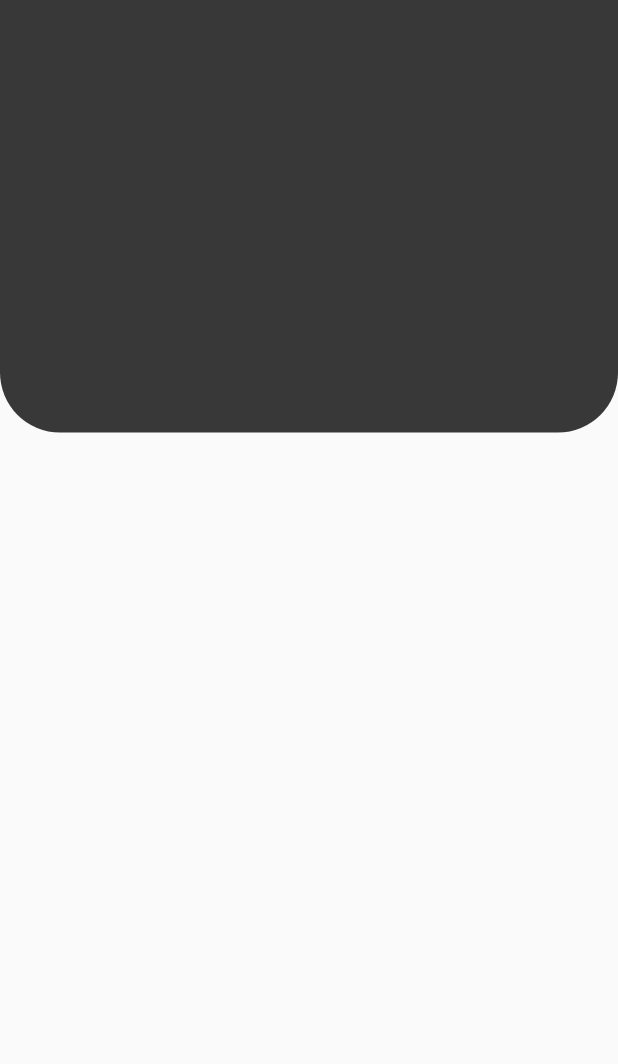
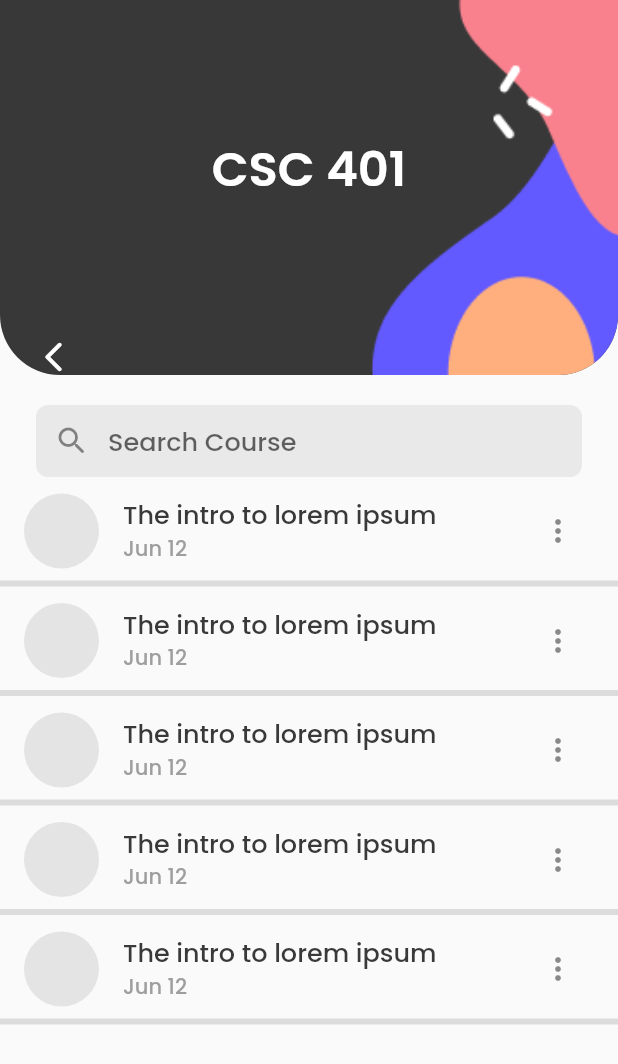
Before and after one commit to TamynatorSama/Smooth_Study, a Flutter app: the screen it shows after launch, on a phone screen of 412 x 824 dp. Shown: the top 1064 px of the screen. Run offline on Flutter 3.47's test engine with Material 2 defaults, Android fonts, the phone set to English and light mode, and no system bars; our stand-ins replace google_fonts.

Commit message:
feat: build course material listing page

```diff
--- a/lib/screens/course_material_listing.dart
+++ b/lib/screens/course_material_listing.dart
@@ -1,4 +1,5 @@
 import 'package:flutter/material.dart';
+import 'package:smooth_study/utils/theme.dart';
 
 class CourseMaterialListing extends StatelessWidget {
   const CourseMaterialListing({super.key});
@@ -9,14 +10,120 @@ class CourseMaterialListing extends StatelessWidget {
       body: Column(
         children: [
           Container(
+            padding: EdgeInsets.symmetric(
+                vertical: MediaQuery.of(context).padding.top, horizontal: 24),
             width: double.maxFinite,
-            height: MediaQuery.of(context).size.height * 0.35,
+            height: 250,
             decoration: const BoxDecoration(
-              color: Color(0xff383838),
-              borderRadius: BorderRadius.only(bottomLeft: Radius.circular(40),bottomRight: Radius.circular(40))
+                color: Color(0xff383838),
+                borderRadius: BorderRadius.only(
+                    bottomLeft: Radius.circular(40),
+                    bottomRight: Radius.circular(40)),
+                image: DecorationImage(
+                    alignment: Alignment.centerRight,
+                    image: AssetImage('assets/back.png'),
+                    fit: BoxFit.fitHeight)),
+            child: Column(
+              mainAxisAlignment: MainAxisAlignment.end,
+              children: [
+                Expanded(
+                  child: Column(
+                    mainAxisAlignment: MainAxisAlignment.center,
+                    children: [
+                      Align(
+                          alignment: AlignmentDirectional.bottomCenter,
+                          child: Text(
+                            "CSC 401",
+                            style: primaryTextStyle.copyWith(fontSize: 32,color: Colors.white,fontWeight: FontWeight.w600),
+                          )),
+                    ],
+                  ),
+                ),
+                Align(
+                  alignment: Alignment.bottomLeft,
+                  child: GestureDetector(
+                    onTap: (){
+                      print("object");
+                    },
+                    child: const Icon(
+                      Icons.arrow_back_ios_rounded,
+                      color: Colors.white,
+                    ),
+                  ),
+                )
+              ],
             ),
-            child: Column(),
-          )
+          ),
+          const SizedBox(height: 20),
+          Padding(
+            padding: const EdgeInsets.symmetric(horizontal: 24.0),
+            child: TextFormField(
+              decoration: InputDecoration(
+                prefixIcon: const Icon(Icons.search_rounded),
+                hintText: "Search Course",
+                filled: true,
+                fillColor: const Color.fromARGB(255, 233, 233, 233),
+                border: OutlineInputBorder(
+                  borderRadius: BorderRadius.circular(8),
+                  borderSide: const BorderSide(
+                    color: Colors.transparent,
+                  ),
+                ),
+                focusedBorder: OutlineInputBorder(
+                  borderRadius: BorderRadius.circular(8),
+                  borderSide: const BorderSide(
+                    color: Colors.transparent,
+                  ),
+                ),
+                focusedErrorBorder: OutlineInputBorder(
+                  borderRadius: BorderRadius.circular(8),
+                  borderSide: const BorderSide(
+                    color: Colors.transparent,
+                  ),
+                ),
+                errorBorder: OutlineInputBorder(
+                  borderRadius: BorderRadius.circular(8),
+                  borderSide: const BorderSide(
+                    color: Colors.transparent,
+                  ),
+                ),
+                enabledBorder: OutlineInputBorder(
+                  borderRadius: BorderRadius.circular(8),
+                  borderSide: const BorderSide(
+                    color: Colors.transparent,
+                  ),
+                ),
+                contentPadding: const EdgeInsets.symmetric(vertical: 10,horizontal: 16)
+
+              ),
+
+              style: primaryTextStyle,
+            ),
+          ),
+          // const SizedBox(height: 10),
+          Expanded(
+              child: ListView.builder(
+                  itemCount: 5, itemBuilder: (context, index) => Column(
+                    children: [
+                      ListTile(
+                        leading: const CircleAvatar(
+                          radius: 25,
+                          backgroundColor: Color.fromARGB(255, 228, 228, 228),
+                          // child: Icon(Icons.docu),
+                        ),
+                        title: Text("The intro to lorem ipsum",style:primaryTextStyle),
+                        subtitle: Text('Jun 12',style:primaryTextStyle.copyWith(fontSize: 14,color: Colors.grey)),
+                        trailing: IconButton(
+                          onPressed: (){},
+                          icon: const Icon(Icons.more_vert_rounded),
+                        ),
+                      ),
+                      const Divider(
+                        height: 1,
+                        thickness: 4,
+                      )
+                    ],
+                  )))
         ],
       ),
     );
--- /dev/null
+++ b/lib/utils/theme.dart
@@ -0,0 +1,9 @@
+
+import 'package:flutter/material.dart';
+import 'package:google_fonts/google_fonts.dart';
+
+TextStyle primaryTextStyle = GoogleFonts.poppins(
+  fontWeight: FontWeight.w500,
+  fontSize: 17,
+  color: const Color.fromARGB(255, 57, 57, 57)
+);
--- a/pubspec.yaml
+++ b/pubspec.yaml
@@ -12,6 +12,7 @@ dependencies:
 
   syncfusion_flutter_pdf: ^21.2.10
   flutter_svg: ^2.0.7
+  google_fonts: ^5.0.0
 
 dev_dependencies:
   flutter_test:
@@ -20,3 +21,8 @@ dev_dependencies:
 
 flutter:
   uses-material-design: true
+
+
+  assets:
+    - assets/
+    - assets/svg/
```
Also changed, not shown: assets/back.png (added), assets/svg/background_svg.svg (added), pubspec.lock, 7 other files.
